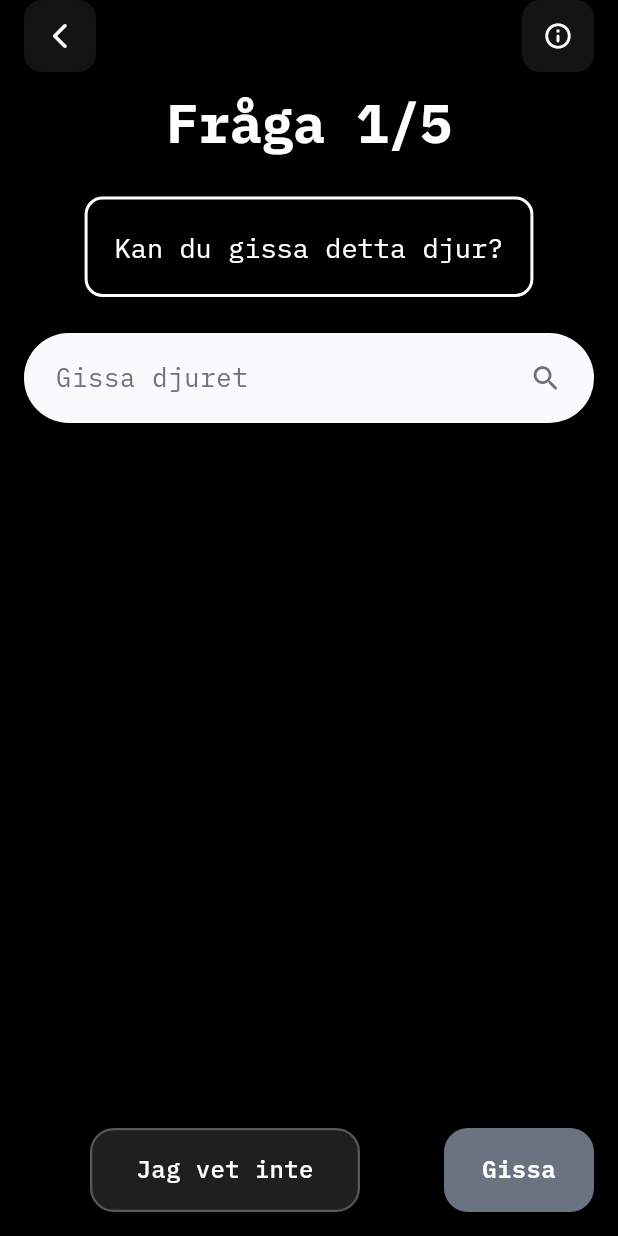
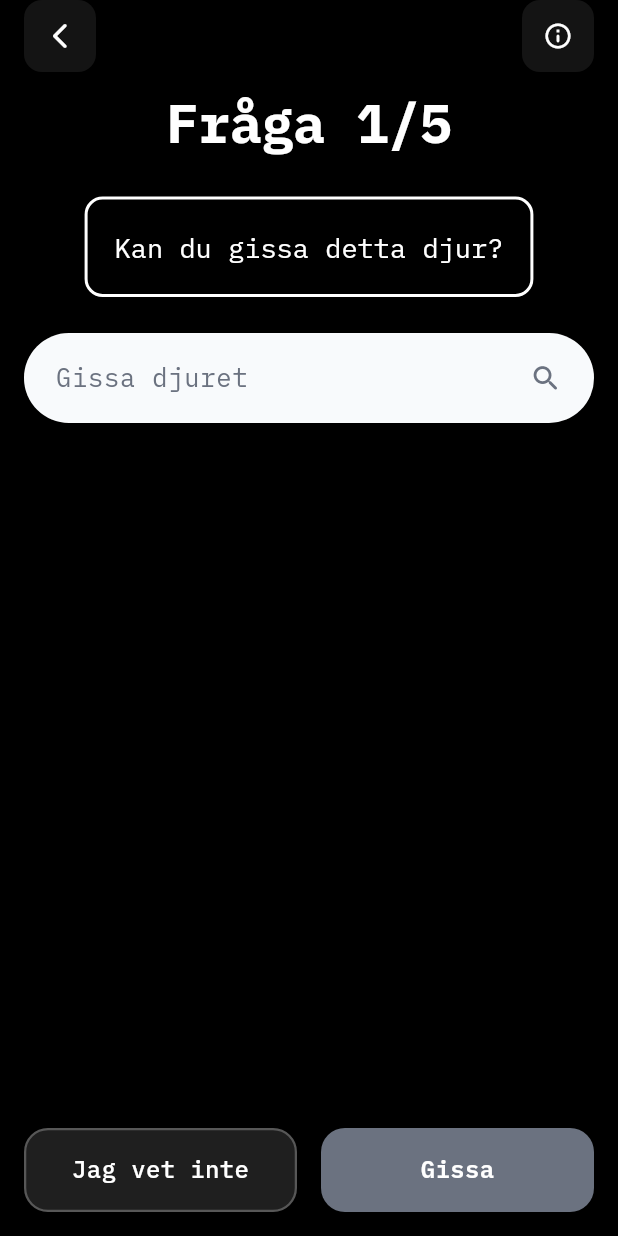
Before and after one commit to nadinelindenmalmberg/wildguess, a Flutter app: the QuizScreen screen opened directly with empty values, on a phone screen of 412 x 824 dp. Run offline on Flutter 3.47's test engine with Material 3 defaults, Android fonts, the phone set to English and light mode, and no system bars; our stand-ins replace google_fonts; network calls fail.

Commit message:
Feature:ändrat spacing och storlek på knappar i quiz_screen

```diff
--- a/lib/screens/quiz_screen.dart
+++ b/lib/screens/quiz_screen.dart
@@ -185,8 +185,6 @@ class _QuizScreenState extends State<QuizScreen> {
                           child: Text(
                             _getClueText(),
                             textAlign: TextAlign.center,
-                              maxLines: _searchController.text.isNotEmpty ? 1 : null,
-                              overflow: _searchController.text.isNotEmpty ? TextOverflow.ellipsis : null,
                           ),
                         ),
                       ],
@@ -194,7 +192,8 @@ class _QuizScreenState extends State<QuizScreen> {
                   ),
                 ),
               ),
-                SizedBox(height: _searchController.text.isNotEmpty ? 10 : 24),
+              // Fast spacing mellan ledtråd och textruta
+              const SizedBox(height: 24),
 
               // Search field and suggestions
               Center(
@@ -231,6 +230,9 @@ class _QuizScreenState extends State<QuizScreen> {
                               child: TextField(
                                 controller: _searchController,
                                 focusNode: _searchFocusNode,
+                                // Centrera texten i textrutan när svar har getts
+                                textAlign: _isCorrect || _isIncorrect ? TextAlign.center : TextAlign.start,
+                                readOnly: _isCorrect || _isIncorrect, // Gör textrutan read-only efter gissning
                                 style: GoogleFonts.ibmPlexMono(
                                   fontSize: 17,
                                   color: _isIncorrect ? Colors.white : const Color(0xFF1F2937),
@@ -248,11 +250,11 @@ class _QuizScreenState extends State<QuizScreen> {
                                 ),
                               ),
                             ),
-                              if (!_isIncorrect) ...[
+                            if (!_isIncorrect && !_isCorrect) ...[
                               const SizedBox(width: 12),
-                                Icon(
+                              const Icon(
                                 Icons.search_rounded,
-                                  color: const Color(0xFF6B7280),
+                                color: Color(0xFF6B7280),
                                 size: 22,
                               ),
                             ],
@@ -322,14 +324,15 @@ class _QuizScreenState extends State<QuizScreen> {
                 ),
               ),
 
-                // Show correct/incorrect answer
-                if (_isCorrect || _isIncorrect) ...[
+              // Show correct/incorrect answer (FIXAT FELET HÄR)
+              ...(_isCorrect || _isIncorrect
+                  ? [
                       const SizedBox(height: 24),
                       Center(
                         child: Container(
                           padding: const EdgeInsets.symmetric(horizontal: 16, vertical: 12),
-                      decoration: BoxDecoration(
-                        borderRadius: BorderRadius.circular(12),
+                          decoration: const BoxDecoration(
+                            borderRadius: BorderRadius.all(Radius.circular(12)),
                           ),
                           child: Text(
                             _isCorrect
@@ -337,30 +340,26 @@ class _QuizScreenState extends State<QuizScreen> {
                                 : (widget.isEnglish ? 'Incorrect!' : 'Fel!'),
                             style: GoogleFonts.ibmPlexMono(
                               color: Colors.white,
-                          fontSize: 18,
+                              fontSize: 24, // Större font
                               fontWeight: FontWeight.w600,
                             ),
                           ),
                         ),
                       ),
-                ],
+                      const Spacer(), // Spacer efter meddelandet
+                    ]
+                  : [
+                      const Spacer(), // Spacer när inget meddelande visas
+                    ]),
 
-                if (_isIncorrect) ...[
-                  const SizedBox(height: 24),
-                ] else if (_isCorrect) ...[
-                  const SizedBox(height: 24),
-                ] else ...[
-                  const Spacer(),
-                ],
-
-                // Action buttons
+              // Action buttons (Guess/I don't know OR Next question)
               Row(
-                  mainAxisAlignment: MainAxisAlignment.end,
                 children: [
                   if (!_isIncorrect && !_isCorrect) ...[
-                      Container(
+                    // "Jag vet inte" button
+                    Expanded(
+                      child: Container(
                         height: 56,
-                        width: 180,
                         decoration: BoxDecoration(
                           color: Colors.white.withOpacity(0.12),
                           borderRadius: BorderRadius.circular(16),
@@ -389,13 +388,50 @@ class _QuizScreenState extends State<QuizScreen> {
                           ),
                         ),
                       ),
+                    ),
                     const SizedBox(width: 16),
-                    ],
-
-                    if (_isIncorrect)
+                    // "Gissa" button
                     Expanded(
-                        child: Align(
-                          alignment: Alignment.centerRight,
+                      child: Container(
+                        height: 56,
+                        decoration: BoxDecoration(
+                          color: _hasChosenSuggestion
+                              ? const Color(0xFF10B981)
+                              : const Color(0xFF6B7280),
+                          borderRadius: BorderRadius.circular(16),
+                          boxShadow: _hasChosenSuggestion ? [
+                            BoxShadow(
+                              color: const Color(0xFF10B981).withOpacity(0.4),
+                              blurRadius: 12,
+                              offset: const Offset(0, 4),
+                            ),
+                          ] : null,
+                        ),
+                        child: Material(
+                          color: Colors.transparent,
+                          child: InkWell(
+                            borderRadius: BorderRadius.circular(16),
+                            onTap: () {
+                              _checkAnswer();
+                            },
+                            child: Center(
+                              child: Text(
+                                widget.isEnglish ? 'Guess' : 'Gissa',
+                                style: GoogleFonts.ibmPlexMono(
+                                  color: Colors.white,
+                                  fontSize: 16,
+                                  fontWeight: FontWeight.w600,
+                                ),
+                              ),
+                            ),
+                          ),
+                        ),
+                      ),
+                    ),
+                  ]
+                  // "Nästa fråga" knappen
+                  else if (_isIncorrect)
+                    Expanded(
                       child: Container(
                         height: 56,
                         padding: const EdgeInsets.symmetric(horizontal: 24),
@@ -439,12 +475,9 @@ class _QuizScreenState extends State<QuizScreen> {
                           ),
                         ),
                       ),
-                        ),
                     )
                   else if (_isCorrect)
                     Expanded(
-                        child: Align(
-                          alignment: Alignment.centerRight,
                       child: Container(
                         height: 56,
                         padding: const EdgeInsets.symmetric(horizontal: 24),
@@ -489,45 +522,6 @@ class _QuizScreenState extends State<QuizScreen> {
                         ),
                       ),
                     ),
-                      )
-                    else
-                      Container(
-                        height: 56,
-                        width: 100,
-                        margin: const EdgeInsets.only(left: 40),
-                        decoration: BoxDecoration(
-                          color: _hasChosenSuggestion
-                              ? const Color(0xFF10B981)
-                              : const Color(0xFF6B7280),
-                          borderRadius: BorderRadius.circular(16),
-                          boxShadow: _hasChosenSuggestion ? [
-                            BoxShadow(
-                              color: const Color(0xFF10B981).withOpacity(0.4),
-                              blurRadius: 12,
-                              offset: const Offset(0, 4),
-                            ),
-                          ] : null,
-                        ),
-                        child: Material(
-                          color: Colors.transparent,
-                          child: InkWell(
-                            borderRadius: BorderRadius.circular(16),
-                            onTap: () {
-                              _checkAnswer();
-                            },
-                            child: Center(
-                              child: Text(
-                                widget.isEnglish ? 'Guess' : 'Gissa',
-                                style: GoogleFonts.ibmPlexMono(
-                                  color: Colors.white,
-                                  fontSize: 16,
-                                  fontWeight: FontWeight.w600,
-                                ),
-                              ),
-                            ),
-                          ),
-                        ),
-                      ),
                 ],
               ),
               const SizedBox(height: 16),
@@ -538,6 +532,10 @@ class _QuizScreenState extends State<QuizScreen> {
     ),
   );
 }
+
+// Resterande klassmetoder är oförändrade
+
+  // Resterande metoder är oförändrade
 
   String _getClueText() {
     if (widget.animal.hints.isNotEmpty) {
```
Lines whose indentation alone changed are shown as unchanged.
